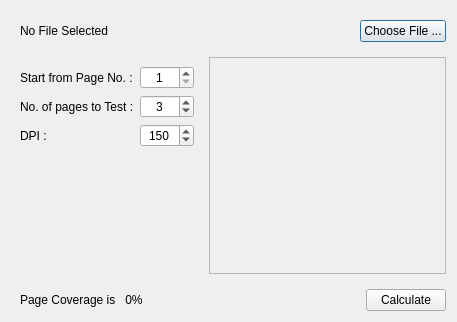
Old version of the form mainwindow.ui in the repository ksharindam/ink-coverage-calculator.
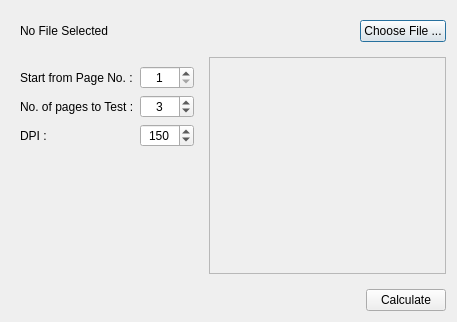
New version of the form.

What changed in the file:
```diff
--- a/mainwindow.ui
+++ b/mainwindow.ui
@@ -157,11 +157,7 @@
        <number>0</number>
       </property>
       <item>
-       <widget class="QLabel" name="resultLabel">
-        <property name="text">
-         <string>Page Coverage is   0%</string>
-        </property>
-       </widget>
+       <widget class="QLabel" name="resultLabel"/>
       </item>
       <item>
        <widget class="QPushButton" name="calculateBtn">
```
